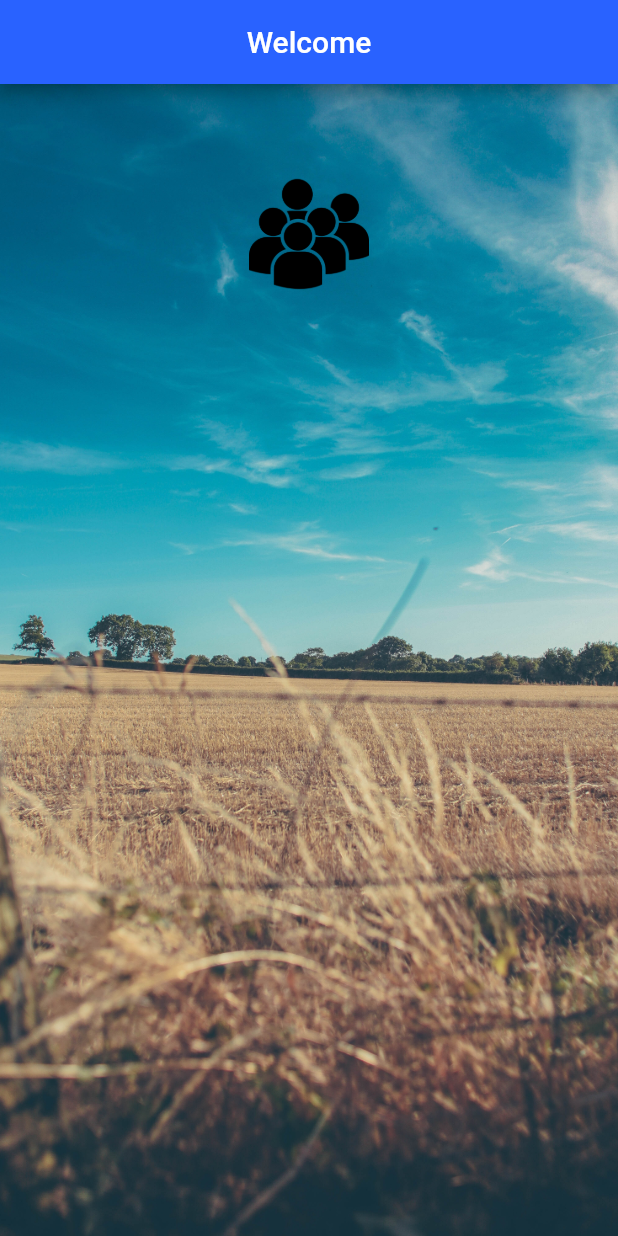
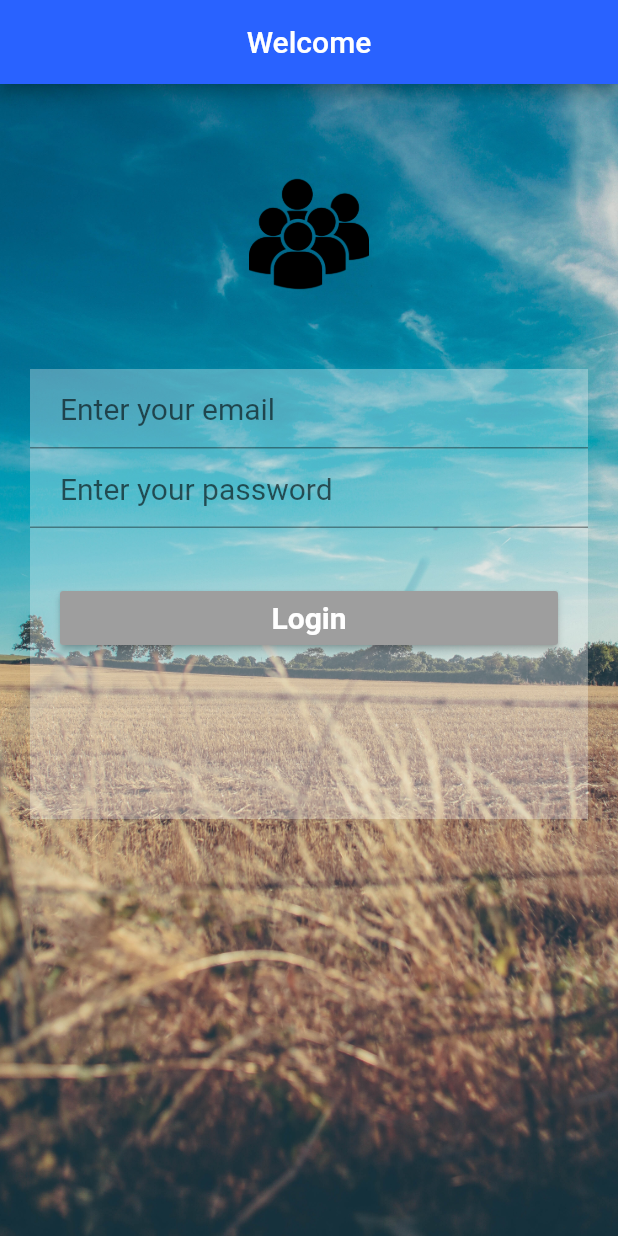
Before and after one commit to DilanMadhusanka/Login_SignUp_App, a Flutter app: the screen it shows after launch, on a phone screen of 412 x 824 dp. Run offline on Flutter 3.47's test engine with Material 2 defaults, Android fonts, the phone set to English and light mode, and no system bars; Roboto replaces fonts that are missing (Montserrat).

Commit message:
create login UI

```diff
--- a/image_text_viewer/lib/ui/home.dart
+++ b/image_text_viewer/lib/ui/home.dart
@@ -1,7 +1,12 @@
 import 'package:flutter/material.dart';
-import 'package:image_text_viewer/ui/user_input_section.dart';
 
 class Home extends StatelessWidget {
+
+  final _emailController = TextEditingController();
+  final _passwordController = TextEditingController();
+  final _formKey = GlobalKey<FormState>();
+  TextStyle style = TextStyle(fontFamily: 'Montserrat', fontSize: 20.0);
+
   @override
   Widget build(BuildContext context) {
     return Scaffold(
@@ -17,7 +22,7 @@ class Home extends StatelessWidget {
             fit: BoxFit.cover
           )
         ),
-        child: Column(
+        child: ListView(
           children: <Widget>[
             Padding(padding: const EdgeInsets.only(top: 60.0),),
             Center(
@@ -26,8 +31,65 @@ class Home extends StatelessWidget {
               ),
             ),
             Container(
-              margin: const EdgeInsets.only(top: 20.0),
-              //child: UserInputSection(),
+              margin: const EdgeInsets.only(top: 50.0, right: 20.0, bottom: 20, left: 20.0),
+              height: 300.0,
+              color: Colors.white30,
+              child: Form(
+                key: _formKey,
+                child: Column(
+                children: <Widget>[
+                  TextFormField(
+                    controller: _emailController,
+                    style: style,
+                    keyboardType: TextInputType.emailAddress,
+                    decoration: const InputDecoration(
+                      hintText: 'Enter your email',
+                      contentPadding: EdgeInsets.fromLTRB(20.0, 15.0, 20.0, 15.0),
+                    ),
+                    validator: (value) {
+                      if(value.isEmpty) {
+                        return 'Please enter some text';
+                      }
+                      return null;
+                    },
+                  ),
+                  TextFormField(
+                    obscureText: true,
+                    style: style,
+                    controller: _passwordController,
+                    decoration: const InputDecoration(
+                      hintText: 'Enter your password',
+                      contentPadding: EdgeInsets.fromLTRB(20.0, 15.0, 20.0, 15.0),
+                    ),
+                    validator: (value) {
+                      if(value.isEmpty) {
+                        return 'Please enter some text';
+                      }
+                      return null;
+                    },
+                  ),
+                  Padding(padding: EdgeInsets.only(bottom: 20.0),),
+                  Container(
+                    width: double.infinity,
+                    padding: const EdgeInsets.symmetric(vertical: 16.0),
+                    margin: const EdgeInsets.only(left: 20.0, right: 20.0),
+                    child: RaisedButton(
+                      color: Colors.grey,
+                      onPressed: () {
+                        if (_formKey.currentState.validate()) {
+                          print(_emailController.text);
+                          print(_passwordController.text);
+                        }
+                      },
+                      child: Text('Login',
+                        textAlign: TextAlign.center,
+                        style: style.copyWith(color: Colors.white, fontWeight: FontWeight.bold,),
+                      ),
+                    ),
+                  )
+                ],
+              ),
+              ),
             )
           ],
         ),
```
